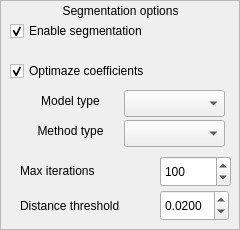
Above: project/segmentationoptionview.ui from Aula13/QRecog before the change. Below: the same form after it.
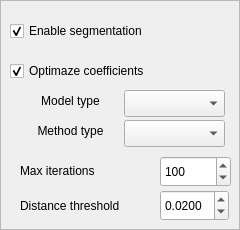
That is the form after the change.

Patch:
```diff
--- a/project/segmentationoptionview.ui
+++ b/project/segmentationoptionview.ui
@@ -166,22 +166,6 @@
      </rect>
     </property>
    </widget>
-   <widget class="QLabel" name="lblSegmentationOptions">
-    <property name="geometry">
-     <rect>
-      <x>10</x>
-      <y>0</y>
-      <width>221</width>
-      <height>21</height>
-     </rect>
-    </property>
-    <property name="text">
-     <string>Segmentation options</string>
-    </property>
-    <property name="alignment">
-     <set>Qt::AlignCenter</set>
-    </property>
-   </widget>
    <widget class="QCheckBox" name="chkEnableSegmentation">
     <property name="geometry">
      <rect>
```
